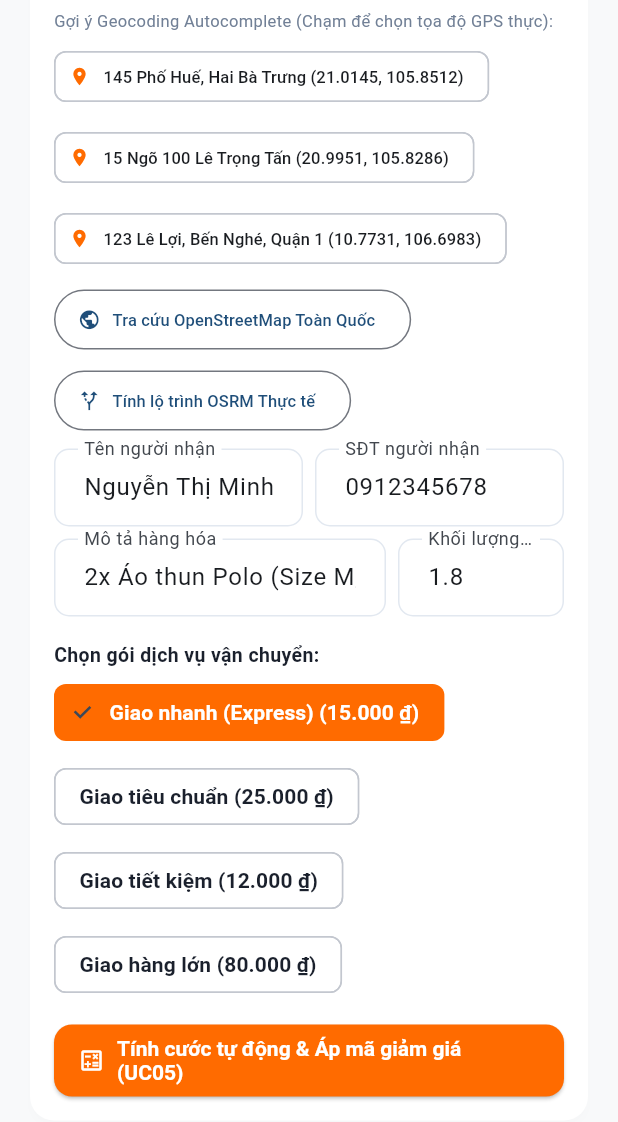
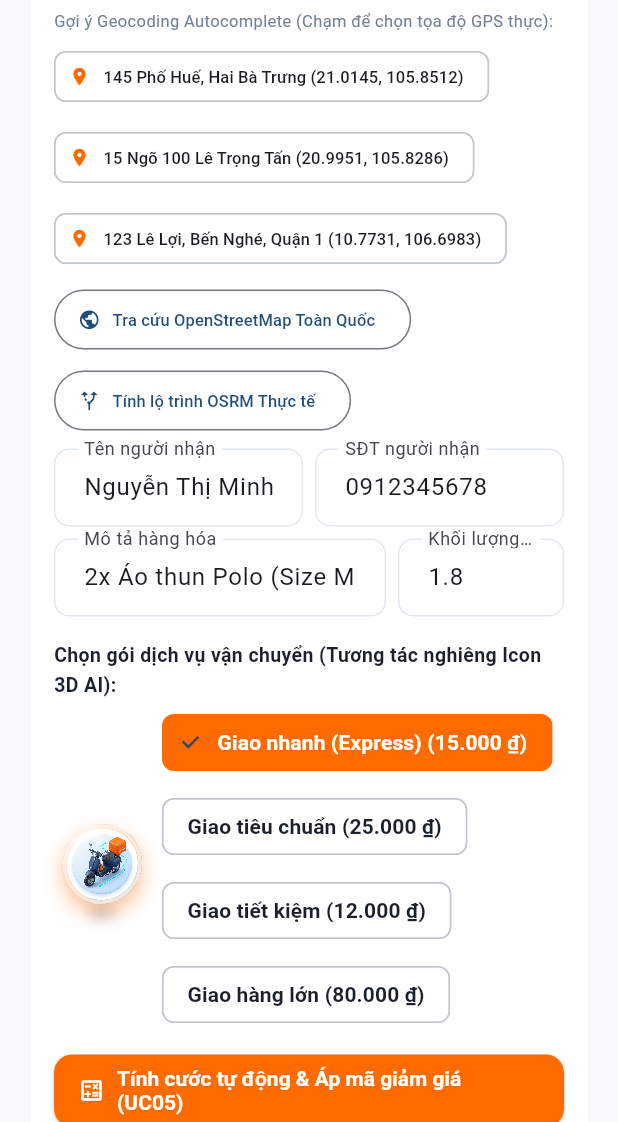
Before and after one commit to MinhNhan2010/AppGiaoHangGPS_Project, a Flutter app: the screen it shows after launch, scrolled down 576 dp, on a phone screen of 412 x 824 dp, the part 114-1236 px from its top. Run offline on Flutter 3.47's test engine with Material 3 defaults, Android fonts, the phone set to English and light mode, and no system bars; our stand-ins replace equatable, flutter_bloc, geolocator, sqflite, supabase_flutter; accounts and stored records are empty.

Commit message:
feat(ui-3d): add AI-generated 3D Isometric icons and Matrix4 perspective 3D animated badge widget

```diff
--- a/gps_delivery_app/lib/presentation/customer/customer_subsystem_views.dart
+++ b/gps_delivery_app/lib/presentation/customer/customer_subsystem_views.dart
@@ -9,6 +9,7 @@ import '../../data/datasources/local/app_state_store.dart';
 import '../../domain/entities/pricing_estimate.dart';
 import '../../domain/enums/order_status.dart';
 import '../../domain/enums/service_type.dart';
+import '../widgets/animated_3d_ui_icons.dart';
 import '../widgets/system_state_screens.dart';
 
 /// Phân hệ Khách hàng (Customer App) - 14 màn hình (Hình 8.1 - Hình 8.14)
@@ -728,11 +729,25 @@ class _CustomerSubsystemEntryState extends State<CustomerSubsystemEntry> {
             ),
             const SizedBox(height: AppSpacing.md),
             const Text(
-              'Chọn gói dịch vụ vận chuyển:',
+              'Chọn gói dịch vụ vận chuyển (Tương tác nghiêng Icon 3D AI):',
               style: TextStyle(fontWeight: FontWeight.w700),
             ),
             const SizedBox(height: AppSpacing.xs),
-            Wrap(
+            Row(
+              children: [
+                Animated3dIconBadge(
+                  style: _selectedService == DeliveryServiceType.express30m
+                      ? Icon3dStyle.scooterExpress
+                      : _selectedService == DeliveryServiceType.standard
+                          ? Icon3dStyle.parcelBox
+                          : Icon3dStyle.gpsPinRadar,
+                  size: 64,
+                  showRadarPulse: true,
+                  isSelected: true,
+                ),
+                const SizedBox(width: AppSpacing.sm),
+                Expanded(
+                  child: Wrap(
                     spacing: 8,
                     runSpacing: 8,
                     children: DeliveryServiceType.values.map((svc) {
@@ -744,12 +759,18 @@ class _CustomerSubsystemEntryState extends State<CustomerSubsystemEntry> {
                         selected: selected,
                         selectedColor: AppColors.accent,
                         labelStyle: TextStyle(
-                    color: selected ? AppColors.surface : AppColors.textPrimary,
+                          color: selected
+                              ? AppColors.surface
+                              : AppColors.textPrimary,
                           fontWeight: FontWeight.w600,
                         ),
-                  onSelected: (_) => setState(() => _selectedService = svc),
+                        onSelected: (_) =>
+                            setState(() => _selectedService = svc),
                       );
                     }).toList(),
+                  ),
+                ),
+              ],
             ),
             const SizedBox(height: AppSpacing.md),
             SizedBox(
--- /dev/null
+++ b/gps_delivery_app/lib/presentation/widgets/animated_3d_ui_icons.dart
@@ -0,0 +1,388 @@
+import 'dart:math' as math;
+import 'package:flutter/material.dart';
+import '../../core/theme/app_colors.dart';
+
+/// Phân loại các mẫu Icon 3D AI sử dụng xuyên suốt 4 phân hệ ứng dụng
+enum Icon3dStyle {
+  /// Xe máy giao hàng Hỏa tốc 30 phút 3D (Onboarding & UC03 Express)
+  scooterExpress(
+    assetPath: 'assets/icons_3d/scooter_express_3d.png',
+    primaryColor: AppColors.accent,
+    secondaryColor: AppColors.primary,
+    glowColor: AppColors.routeRibbonFill,
+    fallbackIcon: Icons.delivery_dining,
+    label: '3D Express',
+  ),
+
+  /// Thùng kiện hàng tiêu chuẩn niêm phong 3D (UC03 Standard & UC32/UC33)
+  parcelBox(
+    assetPath: 'assets/icons_3d/parcel_box_3d.png',
+    primaryColor: AppColors.primary,
+    secondaryColor: AppColors.accent,
+    glowColor: AppColors.success,
+    fallbackIcon: Icons.inventory_2_rounded,
+    label: '3D Parcel',
+  ),
+
+  /// Ghim định vị GPS & Sóng Radar 3D (UC07, UC15 Nhận cuốc 28s & UC16)
+  gpsPinRadar(
+    assetPath: 'assets/icons_3d/gps_pin_radar_3d.png',
+    primaryColor: AppColors.routeRibbonFill,
+    secondaryColor: AppColors.primary,
+    glowColor: AppColors.accent,
+    fallbackIcon: Icons.radar_rounded,
+    label: '3D GPS Radar',
+  ),
+
+  /// Ví thu nhập & Két bảo mật ký quỹ 3D (UC19 Ví Tài xế & UC38 Ví COD)
+  walletVault(
+    assetPath: 'assets/icons_3d/wallet_vault_3d.png',
+    primaryColor: AppColors.success,
+    secondaryColor: AppColors.primary,
+    glowColor: AppColors.warning,
+    fallbackIcon: Icons.account_balance_wallet_rounded,
+    label: '3D Wallet',
+  );
+
+  final String assetPath;
+  final Color primaryColor;
+  final Color secondaryColor;
+  final Color glowColor;
+  final IconData fallbackIcon;
+  final String label;
+
+  const Icon3dStyle({
+    required this.assetPath,
+    required this.primaryColor,
+    required this.secondaryColor,
+    required this.glowColor,
+    required this.fallbackIcon,
+    required this.label,
+  });
+}
+
+/// Widget hiển thị Biểu tượng 3D AI kèm hiệu ứng chuyển động Phối cảnh 3D (Matrix4 Tilt, Floating & Radar Ripple)
+class Animated3dIconBadge extends StatefulWidget {
+  final Icon3dStyle style;
+  final double size;
+  final bool showRadarPulse;
+  final bool isSelected;
+  final VoidCallback? onTap;
+
+  const Animated3dIconBadge({
+    super.key,
+    required this.style,
+    this.size = 76,
+    this.showRadarPulse = true,
+    this.isSelected = false,
+    this.onTap,
+  });
+
+  @override
+  State<Animated3dIconBadge> createState() => _Animated3dIconBadgeState();
+}
+
+class _Animated3dIconBadgeState extends State<Animated3dIconBadge>
+    with SingleTickerProviderStateMixin {
+  late final AnimationController _controller;
+  double _pointerTiltX = -0.14;
+  double _pointerTiltY = 0.18;
+
+  @override
+  void initState() {
+    super.initState();
+    _controller = AnimationController(
+      vsync: this,
+      duration: const Duration(milliseconds: 850),
+    )..forward();
+  }
+
+  @override
+  void didUpdateWidget(covariant Animated3dIconBadge oldWidget) {
+    super.didUpdateWidget(oldWidget);
+    if (oldWidget.isSelected != widget.isSelected ||
+        oldWidget.style != widget.style) {
+      _controller.forward(from: 0.0);
+    }
+  }
+
+  @override
+  void dispose() {
+    _controller.dispose();
+    super.dispose();
+  }
+
+  void _updateTiltFromLocalOffset(Offset localPosition) {
+    final half = widget.size / 2.0;
+    if (half <= 0) return;
+    final normX = ((localPosition.dx - half) / half).clamp(-1.0, 1.0);
+    final normY = ((localPosition.dy - half) / half).clamp(-1.0, 1.0);
+    setState(() {
+      _pointerTiltY = normX * 0.38;
+      _pointerTiltX = -normY * 0.38;
+    });
+  }
+
+  void _trigger3dPulseWave() {
+    _controller.forward(from: 0.0);
+    widget.onTap?.call();
+  }
+
+  @override
+  Widget build(BuildContext context) {
+    return MouseRegion(
+      onHover: (event) => _updateTiltFromLocalOffset(event.localPosition),
+      onExit: (_) {
+        setState(() {
+          _pointerTiltX = -0.14;
+          _pointerTiltY = 0.18;
+        });
+      },
+      child: GestureDetector(
+        onPanUpdate: (details) =>
+            _updateTiltFromLocalOffset(details.localPosition),
+        onTap: _trigger3dPulseWave,
+        child: AnimatedBuilder(
+          animation: _controller,
+          builder: (context, _) {
+            final t = _controller.value;
+            // Dao động nổi 3D theo hàm điều hòa tắt dần (floating elevation)
+            final wave = math.sin(t * math.pi * 2.0) * (1.0 - t * 0.45);
+            final floatOffsetY = -5.5 * wave - (widget.isSelected ? 3.0 : 0.0);
+            final dynamicTiltX = _pointerTiltX + 0.16 * wave;
+            final dynamicTiltY = _pointerTiltY + 0.22 * math.sin(t * math.pi);
+
+            final transform3d = Matrix4.identity()
+              ..setEntry(3, 2, 0.0018)
+              ..translateByDouble(0.0, floatOffsetY, 0.0, 1.0)
+              ..rotateX(dynamicTiltX)
+              ..rotateY(dynamicTiltY);
+
+            final shadowScale = (1.0 - (floatOffsetY.abs() / 36.0)).clamp(
+              0.72,
+              1.0,
+            );
+
+            return SizedBox(
+              width: widget.size,
+              height: widget.size + 14,
+              child: Stack(
+                alignment: Alignment.center,
+                children: [
+                  // Vòng sóng Radar 3D lan tỏa dưới chân khối biểu tượng
+                  if (widget.showRadarPulse)
+                    Positioned.fill(
+                      child: CustomPaint(
+                        painter: _RadarPulse3dPainter(
+                          progress: t,
+                          color: widget.style.glowColor,
+                        ),
+                      ),
+                    ),
+                  // Bóng đổ 3D co giãn động theo độ cao lơ lửng của vật thể
+                  Positioned(
+                    bottom: 2,
+                    child: Transform.scale(
+                      scaleX: shadowScale,
+                      scaleY: shadowScale * 0.42,
+                      child: Container(
+                        width: widget.size * 0.68,
+                        height: 16,
+                        decoration: BoxDecoration(
+                          shape: BoxShape.circle,
+                          boxShadow: [
+                            BoxShadow(
+                              color: widget.style.secondaryColor.withValues(
+                                alpha: 0.32 * shadowScale,
+                              ),
+                              blurRadius: 12,
+                              spreadRadius: 2,
+                            ),
+                          ],
+                        ),
+                      ),
+                    ),
+                  ),
+                  // Khối cầu/hộp Isometric 3D có ánh sáng Specular & tài nguyên AI 3D
+                  Transform(
+                    alignment: Alignment.center,
+                    transform: transform3d,
+                    child: Container(
+                      width: widget.size * 0.84,
+                      height: widget.size * 0.84,
+                      decoration: BoxDecoration(
+                        shape: BoxShape.circle,
+                        gradient: RadialGradient(
+                          center: const Alignment(-0.35, -0.42),
+                          radius: 0.95,
+                          colors: [
+                            Colors.white,
+                            widget.style.primaryColor.withValues(alpha: 0.88),
+                            widget.style.secondaryColor,
+                          ],
+                          stops: const [0.0, 0.52, 1.0],
+                        ),
+                        border: Border.all(
+                          color: Colors.white.withValues(alpha: 0.85),
+                          width: widget.isSelected ? 2.6 : 1.6,
+                        ),
+                        boxShadow: [
+                          BoxShadow(
+                            color: widget.style.primaryColor.withValues(
+                              alpha: 0.42,
+                            ),
+                            blurRadius: 14,
+                            offset: const Offset(0, 6),
+                          ),
+                        ],
+                      ),
+                      child: ClipOval(
+                        child: Stack(
+                          fit: StackFit.expand,
+                          children: [
+                            // Hiển thị ảnh Icon 3D do AI sinh ra từ assets/icons_3d/ và tự động dự phòng bằng lớp vẽ 3D Isometric nếu chưa nạp tệp
+                            Image.asset(
+                              widget.style.assetPath,
+                              fit: BoxFit.cover,
+                              errorBuilder: (_, _, _) {
+                                return CustomPaint(
+                                  painter: _Isometric3dBadgeSurfacePainter(
+                                    primary: widget.style.primaryColor,
+                                    secondary: widget.style.secondaryColor,
+                                    glow: widget.style.glowColor,
+                                  ),
+                                  child: Center(
+                                    child: Icon(
+                                      widget.style.fallbackIcon,
+                                      size: widget.size * 0.44,
+                                      color: AppColors.surface,
+                                    ),
+                                  ),
+                                );
+                              },
+                            ),
+                            // Lớp phản xạ gương Specular Highlight phía trên bên trái tạo độ bóng khối 3D
+                            Positioned(
+                              top: widget.size * 0.06,
+                              left: widget.size * 0.12,
+                              child: Container(
+                                width: widget.size * 0.28,
+                                height: widget.size * 0.14,
+                                decoration: BoxDecoration(
+                                  borderRadius: BorderRadius.circular(20),
+                                  gradient: LinearGradient(
+                                    begin: Alignment.topCenter,
+                                    end: Alignment.bottomCenter,
+                                    colors: [
+                                      Colors.white.withValues(alpha: 0.65),
+                                      Colors.white.withValues(alpha: 0.0),
+                                    ],
+                                  ),
+                                ),
+                              ),
+                            ),
+                          ],
+                        ),
+                      ),
+                    ),
+                  ),
+                ],
+              ),
+            );
+          },
+        ),
+      ),
+    );
+  }
+}
+
+class _RadarPulse3dPainter extends CustomPainter {
+  final double progress;
+  final Color color;
+
+  const _RadarPulse3dPainter({
+    required this.progress,
+    required this.color,
+  });
+
+  @override
+  void paint(Canvas canvas, Size size) {
+    final center = Offset(size.width / 2, size.height * 0.46);
+    final maxRadius = size.width * 0.50;
+
+    for (var ring = 0; ring < 2; ring++) {
+      final p = ((progress + ring * 0.45) % 1.0).clamp(0.0, 1.0);
+      final radius = maxRadius * (0.55 + 0.45 * p);
+      final alpha = ((1.0 - p) * 0.55).clamp(0.0, 1.0);
+      final paint = Paint()
+        ..color = color.withValues(alpha: alpha)
+        ..style = PaintingStyle.stroke
+        ..strokeWidth = 2.0;
+
+      canvas.drawOval(
+        Rect.fromCenter(
+          center: center,
+          width: radius * 2.0,
+          height: radius * 1.45,
+        ),
+        paint,
+      );
+    }
+  }
+
+  @override
+  bool shouldRepaint(covariant _RadarPulse3dPainter oldDelegate) =>
+      oldDelegate.progress != progress || oldDelegate.color != color;
+}
+
+class _Isometric3dBadgeSurfacePainter extends CustomPainter {
+  final Color primary;
+  final Color secondary;
+  final Color glow;
+
+  const _Isometric3dBadgeSurfacePainter({
+    required this.primary,
+    required this.secondary,
+    required this.glow,
+  });
+
+  @override
+  void paint(Canvas canvas, Size size) {
+    final center = Offset(size.width / 2, size.height / 2);
+    final r = size.width * 0.34;
+
+    // Vẽ mặt phẳng đế lục giác Isometric 3D tạo chiều sâu
+    final hexPath = Path();
+    for (var i = 0; i < 6; i++) {
+      final angle = (i * 60 - 30) * math.pi / 180.0;
+      final pt = Offset(
+        center.dx + r * math.cos(angle),
+        center.dy + r * 0.78 * math.sin(angle),
+      );
+      if (i == 0) {
+        hexPath.moveTo(pt.dx, pt.dy);
+      } else {
+        hexPath.lineTo(pt.dx, pt.dy);
+      }
+    }
+    hexPath.close();
+
+    canvas.drawPath(
+      hexPath,
+      Paint()
+        ..color = secondary.withValues(alpha: 0.45)
+        ..style = PaintingStyle.fill,
+    );
+    canvas.drawPath(
+      hexPath,
+      Paint()
+        ..color = glow.withValues(alpha: 0.75)
+        ..style = PaintingStyle.stroke
+        ..strokeWidth = 1.6,
+    );
+  }
+
+  @override
+  bool shouldRepaint(covariant _Isometric3dBadgeSurfacePainter oldDelegate) =>
+      false;
+}
--- a/gps_delivery_app/pubspec.yaml
+++ b/gps_delivery_app/pubspec.yaml
@@ -32,3 +32,7 @@ dev_dependencies:
 flutter:
   # Bật bộ biểu tượng Material Design
   uses-material-design: true
+
+  # Tài nguyên biểu tượng 3D Isometric sinh bởi AI
+  assets:
+    - assets/icons_3d/
```
Also changed, not shown: gps_delivery_app/lib/presentation/driver/driver_subsystem_views.dart (+24 -4 lines), gps_delivery_app/lib/presentation/widgets/system_state_screens.dart (+20 -32 lines), gps_delivery_app/assets/icons_3d/gps_pin_radar_3d.png (added), gps_delivery_app/assets/icons_3d/parcel_box_3d.png (added), gps_delivery_app/assets/icons_3d/scooter_express_3d.png (added), gps_delivery_app/assets/icons_3d/wallet_vault_3d.png (added), 1 other file. Lines whose indentation alone changed are shown as unchanged.
